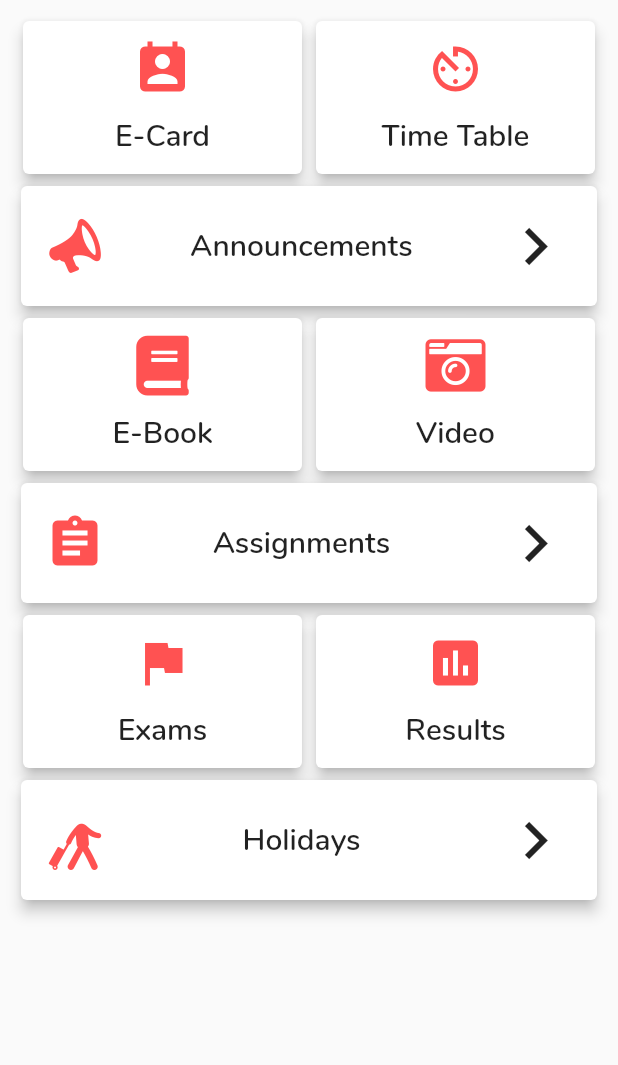
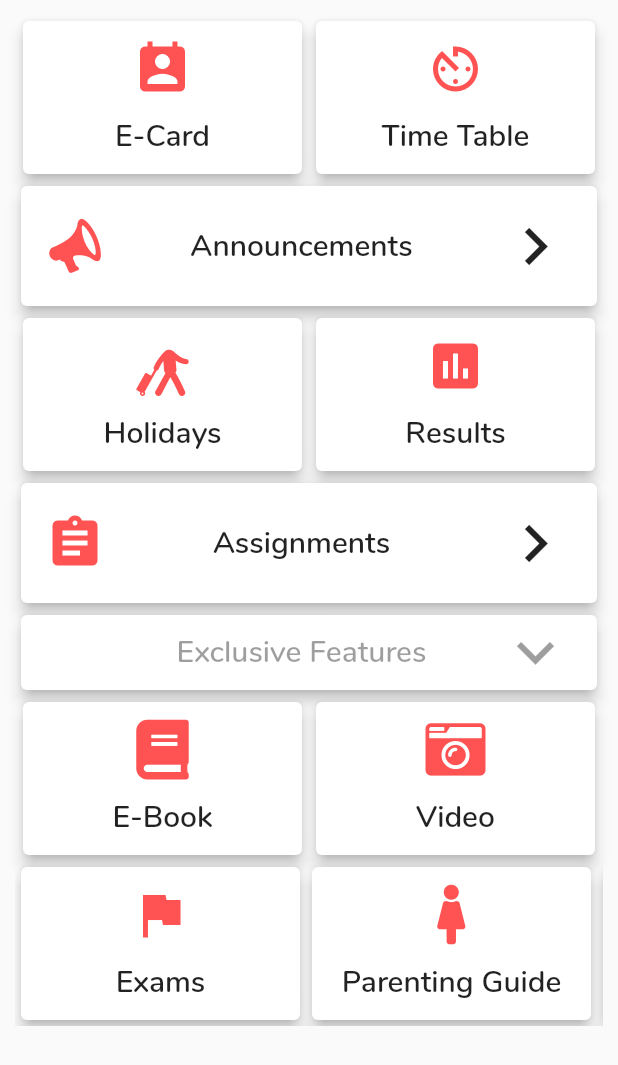
Before and after one commit to byteboss777/Our-E-School, a Flutter app: the Dashboard screen opened directly, on a phone screen of 412 x 824 dp. Shown: the top 1065 px of the screen. Run offline on Flutter 3.47's test engine with Material 2 defaults, Android fonts, the phone set to English and light mode, and no system bars; our stand-ins replace camera, dynamic_theme, file_picker, font_awesome_flutter; missing offline and left inert: flutter_plugin_pdf_viewer, intro_views_flutter.

Commit message:
Exclusive Feature Section Added

```diff
--- a/lib/Components/ColumnReusableCardButton.dart
+++ b/lib/Components/ColumnReusableCardButton.dart
@@ -6,12 +6,14 @@ class ColumnReusableCardButton extends StatelessWidget {
   final String label;
   final IconData icon;
   final double height;
+  final IconData directionIcon;
 
   const ColumnReusableCardButton({
     @required this.onPressed,
     @required this.icon,
     @required this.label,
-    this.height
+    this.height,
+    this.directionIcon
   });
 
   @override
@@ -39,7 +41,7 @@ class ColumnReusableCardButton extends StatelessWidget {
               ),
             ),
             Icon(
-              Icons.chevron_right,
+              directionIcon ?? Icons.chevron_right,
               size: 50,
             )
           ],
--- a/lib/pages/Dashboard/DashboardPage.dart
+++ b/lib/pages/Dashboard/DashboardPage.dart
@@ -22,14 +22,15 @@ class _DashboardState extends State<Dashboard> {
   @override
   Widget build(BuildContext context) {
     return Scaffold(
-      body: SingleChildScrollView(
-        dragStartBehavior: DragStartBehavior.start,
-        child: Padding(
+      body: Padding(
         padding: const EdgeInsets.all(10.0),
         child: Column(
-            mainAxisSize: MainAxisSize.max,
-            // mainAxisAlignment: MainAxisAlignment.end,
+          mainAxisSize: MainAxisSize.min,
+          // mainAxisAlignment: MainAxisAlignment.spaceEvenly,
           children: <Widget>[
+            Expanded(
+              child: ListView(
+                children: [
                   Container(
                     height: 110,
                     child: Row(
@@ -70,33 +71,8 @@ class _DashboardState extends State<Dashboard> {
                       mainAxisAlignment: MainAxisAlignment.spaceEvenly,
                       children: <Widget>[
                         RowReusableCardButton(
-                      icon: FontAwesomeIcons.book,
-                      label: 'E-Book',
-                      onPressed: () {},
-                    ),
-                    RowReusableCardButton(
-                      icon: FontAwesomeIcons.cameraRetro,
-                      label: 'Video',
-                      onPressed: () {},
-                    ),
-                  ],
-                ),
-              ),
-              ColumnReusableCardButton(
-                label: 'Assignments',
-                onPressed: () {
-                  kopenPage(context, AssignmentsPage());
-                },
-                icon: Icons.assignment,
-              ),
-              Container(
-                height: 110,
-                child: Row(
-                  mainAxisAlignment: MainAxisAlignment.spaceEvenly,
-                  children: <Widget>[
-                    RowReusableCardButton(
-                      icon: Icons.assistant_photo,
-                      label: 'Exams',
+                          icon: CustomIcons.traveler_with_a_suitcase,
+                          label: 'Holidays',
                           onPressed: () {},
                         ),
                         RowReusableCardButton(
@@ -110,13 +86,78 @@ class _DashboardState extends State<Dashboard> {
                     ),
                   ),
                   ColumnReusableCardButton(
-                icon: CustomIcons.traveler_with_a_suitcase,
-                label: 'Holidays',
+                    label: 'Assignments',
+                    onPressed: () {
+                      kopenPage(context, AssignmentsPage());
+                    },
+                    icon: Icons.assignment,
+                  ),
+                  ColumnReusableCardButton(
+                    height: 50,
+                    label: 'Exclusive Features',
+                    onPressed: null,
+                    icon: null,
+                    directionIcon: Icons.keyboard_arrow_down,
+                  ),
+                  Container(
+                    height: 110,
+                    child: Row(
+                      mainAxisAlignment: MainAxisAlignment.spaceEvenly,
+                      children: <Widget>[
+                        RowReusableCardButton(
+                          icon: FontAwesomeIcons.book,
+                          label: 'E-Book',
+                          onPressed: () {},
+                        ),
+                        RowReusableCardButton(
+                          icon: FontAwesomeIcons.cameraRetro,
+                          label: 'Video',
                           onPressed: () {},
                         ),
                       ],
                     ),
                   ),
+                  SizedBox(
+                    height: 110,
+                    child: ListView(
+                      // padding: EdgeInsets.only(left: 10, right: 10),
+                      scrollDirection: Axis.horizontal,
+                      children: <Widget>[
+                        Row(
+                          mainAxisAlignment: MainAxisAlignment.spaceEvenly,
+                          children: <Widget>[
+                            RowReusableCardButton(
+                              icon: Icons.assistant_photo,
+                              label: 'Exams',
+                              onPressed: () {},
+                            ),
+                            RowReusableCardButton(
+                              icon: FontAwesomeIcons.female,
+                              label: 'Parenting Guide',
+                              onPressed: () {
+                                // kopenPage(context, ResultPage());
+                              },
+                            ),
+                            RowReusableCardButton(
+                              icon: FontAwesomeIcons.medkit,
+                              label: 'Health Tips',
+                              onPressed: () {},
+                            ),
+                            RowReusableCardButton(
+                              icon: FontAwesomeIcons.userMd,
+                              label: 'Vaccination',
+                              onPressed: () {},
+                            ),
+                          ],
+                        ),
+                      ],
+                    ),
+                  ),
+                ],
+              ),
+            ),
+          ],
+        ),
       ),
     );
   }
```
Lines whose indentation alone changed are shown as unchanged.
